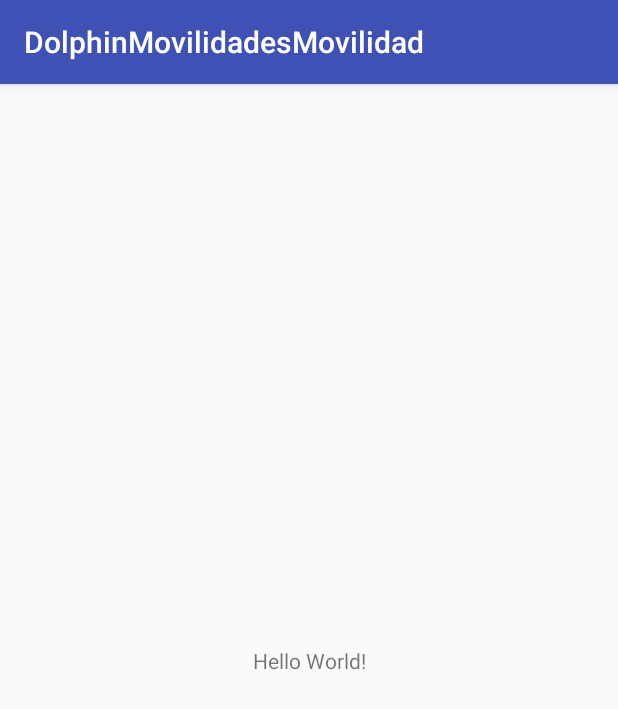
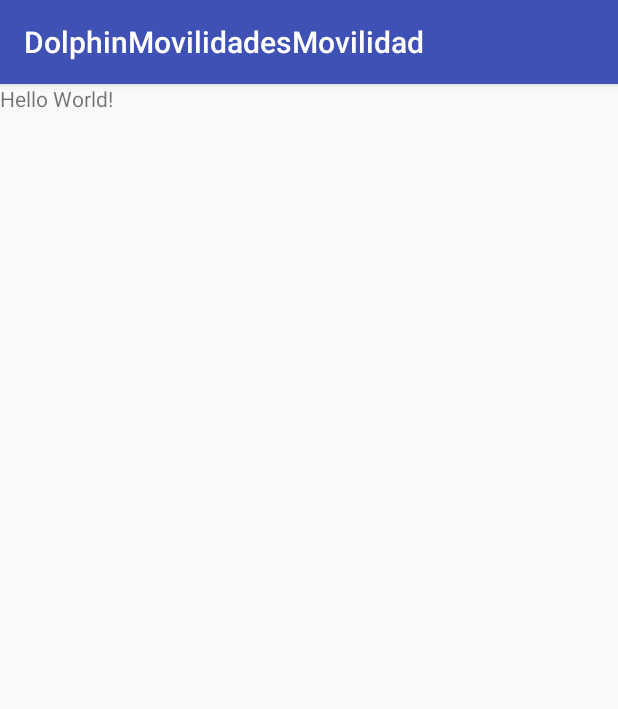
Before and after one commit to mineiko/DolphinMovilidadesMovilidad, an Android app: the screen it shows after launch (MainActivity), on a phone screen of 412 x 824 dp. Shown: the top 709 px of the screen. Run offline under Robolectric (Android 15) with nearby library versions, the phone set to English and light mode, and no system bars.

Commit message:
Se cambió Constraint Layout por Linear Layout

```diff
--- a/app/build.gradle
+++ b/app/build.gradle
@@ -25,6 +25,6 @@
         exclude group: 'com.android.support', module: 'support-annotations'
     })
     compile 'com.android.support:appcompat-v7:25.3.1'
-    compile 'com.android.support.constraint:constraint-layout:1.0.2'
+
     testCompile 'junit:junit:4.12'
 }
--- a/app/src/main/res/layout/activity_main.xml
+++ b/app/src/main/res/layout/activity_main.xml
@@ -1,18 +1,18 @@
 <?xml version="1.0" encoding="utf-8"?>
-<android.support.constraint.ConstraintLayout xmlns:android="http://schemas.android.com/apk/res/android"
-    xmlns:app="http://schemas.android.com/apk/res-auto"
+<LinearLayout
+    xmlns:android="http://schemas.android.com/apk/res/android"
     xmlns:tools="http://schemas.android.com/tools"
     android:layout_width="match_parent"
     android:layout_height="match_parent"
     tools:context="com.tyddolphin.appmovilidad.MainActivity">
 
+
+
     <TextView
         android:layout_width="wrap_content"
         android:layout_height="wrap_content"
         android:text="Hello World!"
-        app:layout_constraintBottom_toBottomOf="parent"
-        app:layout_constraintLeft_toLeftOf="parent"
-        app:layout_constraintRight_toRightOf="parent"
-        app:layout_constraintTop_toTopOf="parent" />
 
-</android.support.constraint.ConstraintLayout>
+        />
+
+</LinearLayout>
```
